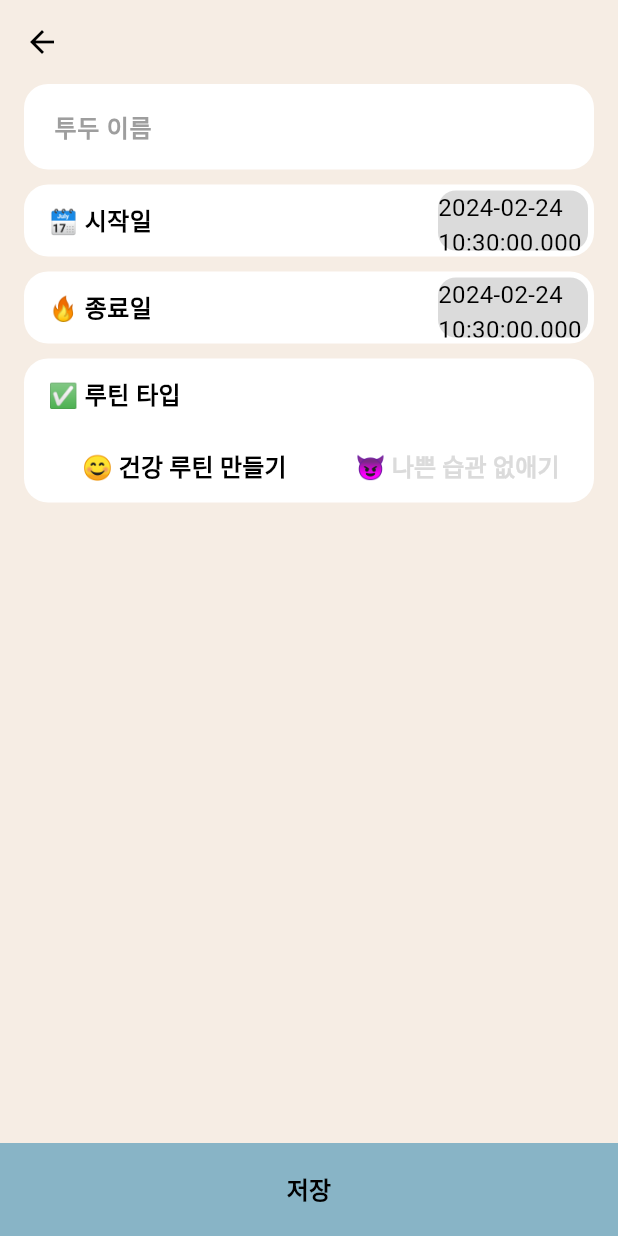
After one commit to taejuIRIS/2C2J, a Flutter app: the AddCHLPage screen opened directly, after a tap on "😊 건강 루틴 만들기", on a phone screen of 412 x 824 dp. The commit adds this screen. Run offline on Flutter 3.47's test engine with Material 3 defaults, Android fonts, the phone set to English and light mode, and no system bars; our stand-ins replace firebase_core, google_sign_in, sqflite, table_calendar; accounts and stored records are empty.

Commit message:
:lipstick: Feat 챌린지 추가 페이지

```diff
--- a/front/lib/my_style.dart
+++ b/front/lib/my_style.dart
@@ -16,6 +16,9 @@ class MyColors{
   static final black = Colors.black;
   static final grey = Colors.grey;
   static final green = Color(0xFF00A200);
+  static final light_grey = Color(0xFFDBDBDB);
+  static final beige = Color(0xFFF6EDE4);
+  static final sky_blue = Color(0xFF88B4C6);
 }
 class MyTextStyles{
   static final h1 = TextStyle(color: Colors.black,fontSize: 32,fontWeight: FontWeight.bold);
--- /dev/null
+++ b/front/lib/screens/add_chl_page.dart
@@ -0,0 +1,102 @@
+import 'package:flutter/material.dart';
+import 'package:todotodo/my_style.dart';
+import 'package:todotodo/widget/add_routine/add_routine_date_card.dart';
+import 'package:todotodo/widget/add_routine/add_routine_dotype_card.dart';
+import 'package:todotodo/widget/add_routine/add_routine_name_card.dart';
+import 'package:todotodo/widget/bottom_btn.dart';
+import 'package:todotodo/widget/sliver_padding_box.dart';
+import 'package:todotodo/widget/sliver_spacer.dart';
+
+// ignore: must_be_immutable
+class AddCHLPage extends StatefulWidget {
+  AddCHLPage({super.key});
+  String chlName = "";
+  DateTime startDate = DateTime.now();
+  DateTime endDate = DateTime.now(); // + 1week 더하기
+  String doType = "do";
+  @override
+  State<AddCHLPage> createState() => _pageState();
+}
+
+class _pageState extends State<AddCHLPage> {
+
+  TextEditingController textEditingController = TextEditingController();
+  void onTextChange(String value){
+    setState(() {
+      widget.chlName = textEditingController.text;
+    });
+  }
+
+  void onTypeChange(String value){
+    setState(() {
+      widget.doType = value;
+    });
+  }
+
+  void onStartDateChange(DateTime value){
+    setState(() {
+      widget.startDate = value;
+    });
+  }
+
+  void onEndDateChange(DateTime value){
+    setState(() {
+      widget.endDate = value;
+    });
+  }
+
+  @override
+  Widget build(BuildContext context) {
+    return Scaffold(
+      backgroundColor: MyColors.beige,
+      body: Stack(
+        children: [
+          CustomScrollView(
+            slivers: [
+              SliverAppBar(
+                backgroundColor: MyColors.beige,
+                leading: IconButton(
+                  icon: Icon(Icons.arrow_back, color: Colors.black),
+                  onPressed: () {
+                    // 뒤로 가기 기능
+                  },
+                ),
+              ),
+              SliverPaddingBox(child: AddRoutineNameCard(
+                textEditingController: textEditingController,
+                onChanged: onTextChange,
+                )
+              ),
+              SliverSpacer(),
+              SliverPaddingBox(child: AddRoutineDateCard(
+                headText: '🗓️ 시작일',
+                onChanged: onStartDateChange,
+              )),
+              SliverSpacer(),
+              SliverPaddingBox(child: AddRoutineDateCard(
+                headText: '🔥 종료일',
+                onChanged: onEndDateChange,
+              )),
+              SliverSpacer(),
+              SliverPaddingBox(child: AddRoutineDoTypeCard(
+                onChanged: onTypeChange,
+              )),
+              SliverSpacer(),
+            ],
+          ),
+          BottomButton(
+            mainColor: MyColors.sky_blue,
+            onPressed: (){
+              //todo name null 체크, Snackbar 보여주기 기능
+              print('todo name : ${widget.chlName}');
+              print('todo date : ${widget.startDate}');
+              print('todo date : ${widget.endDate}');
+              print('todo type : ${widget.doType}');
+            },
+            text: '저장'
+          )
+        ],
+      ),
+    );
+  }
+}
--- /dev/null
+++ b/front/lib/widget/add_routine/add_routine_date_card.dart
@@ -0,0 +1,74 @@
+import 'package:flutter/cupertino.dart';
+import 'package:flutter/material.dart';
+import 'package:todotodo/my_style.dart';
+
+class AddRoutineDateCard extends StatefulWidget {
+  AddRoutineDateCard({super.key, required this.headText, required this.onChanged});
+  final String headText;
+  Function(DateTime) onChanged;
+  @override
+  State<AddRoutineDateCard> createState() => _AddRoutineDateCardState();
+}
+
+class _AddRoutineDateCardState extends State<AddRoutineDateCard> {
+  String dateText = DateTime.now().toString();
+  @override
+  Widget build(BuildContext context) {
+    return Container(
+      height: 48,
+      decoration: BoxDecoration(
+        color: MyColors.white,borderRadius: BorderRadius.circular(16)
+      ),
+      child: Padding(
+        padding: const EdgeInsets.fromLTRB(16, 0, 0, 0),
+        child: Row(
+          mainAxisAlignment: MainAxisAlignment.spaceBetween,
+          children: [
+            Text('${widget.headText}',style: MyTextStyles.h3,),
+            Padding(
+              padding: const EdgeInsets.all(4),
+              child: GestureDetector(
+                onTap: (){
+                  showDatepicker(context);
+                },
+                child: Container(
+                  width: 100,
+                  decoration: BoxDecoration(
+                    color: MyColors.light_grey,borderRadius: BorderRadius.circular(12)
+                  ),
+                  child: Center(child: Text('${dateText}',style: MyTextStyles.b3,)),
+                ),
+              ),
+            )
+          ],
+        ),
+      ),
+    );
+  }
+
+  void showDatepicker(BuildContext context){
+    showCupertinoDialog(
+                context: context,
+                barrierDismissible: true,
+                builder: (BuildContext context){
+                  return Align(
+                    alignment: Alignment.bottomCenter,
+                    child: Container(
+                      color: MyColors.white,
+                      height: 300,
+                      child: CupertinoDatePicker(
+                        mode: CupertinoDatePickerMode.date,
+                        showDayOfWeek: false,
+                        onDateTimeChanged: (value){
+                          setState(() {
+                            dateText = value.toString();
+                            widget.onChanged(value);
+                          });
+                        },
+                      ),
+                    ),
+                  );
+                }
+                );
+  }
+}
--- /dev/null
+++ b/front/lib/widget/add_routine/add_routine_dotype_card.dart
@@ -0,0 +1,65 @@
+import 'package:flutter/cupertino.dart';
+import 'package:flutter/material.dart';
+import 'package:flutter/widgets.dart';
+import 'package:todotodo/my_style.dart';
+
+// ignore: must_be_immutable
+class AddRoutineDoTypeCard extends StatefulWidget {
+  AddRoutineDoTypeCard({super.key, required this.onChanged});
+  Function(String) onChanged;
+  @override
+  State<AddRoutineDoTypeCard> createState() => _AddRoutineDoTypeCardState();
+}
+
+class _AddRoutineDoTypeCardState extends State<AddRoutineDoTypeCard> {
+    String doType = 'do';
+  @override
+  Widget build(BuildContext context) {
+    return Container(
+      decoration: BoxDecoration(
+        color: MyColors.white,borderRadius: BorderRadius.circular(16)
+      ),
+      child: Padding(
+        padding: const EdgeInsets.fromLTRB(16, 0, 0, 0),
+        child: Column(
+          mainAxisAlignment: MainAxisAlignment.center,
+          crossAxisAlignment: CrossAxisAlignment.start,
+          children: [
+            SizedBox(
+              height: 48,
+              child: Align(
+                alignment: Alignment.centerLeft,
+                child: Text('✅ 루틴 타입',style: MyTextStyles.h3,textAlign: TextAlign.left,))),
+            SizedBox(
+              height: 48,
+              child: Row(
+                mainAxisAlignment: MainAxisAlignment.spaceBetween,
+                children: [
+                  Expanded(
+                    child: TextButton(
+                      onPressed: (){
+                        setState(() {
+                          doType = "do";
+                          widget.onChanged(doType);
+                        });
+                      },
+                      child:
+                      Text('😊 건강 루틴 만들기',style: doType=='do'? MyTextStyles.h3 : MyTextStyles.h3.copyWith(color: MyColors.light_grey,)))),
+                  Expanded(
+                    child: TextButton(
+                      onPressed: (){
+                        setState(() {
+                          doType = "notdo";
+                          widget.onChanged(doType);
+                        });
+                      },
+                      child: Text('😈 나쁜 습관 없애기',style: doType=='do'? MyTextStyles.h3.copyWith(color: MyColors.light_grey) : MyTextStyles.h3,))),
+                ],
+              ),
+            ),
+          ],
+        ),
+      ),
+    );
+  }
+}
--- /dev/null
+++ b/front/lib/widget/add_routine/add_routine_name_card.dart
@@ -0,0 +1,27 @@
+import 'package:flutter/material.dart';
+import 'package:todotodo/my_style.dart';
+
+class AddRoutineNameCard extends StatelessWidget {
+  const AddRoutineNameCard({super.key, required this.textEditingController, required this.onChanged});
+  final TextEditingController textEditingController;
+  final Function(String) onChanged;
+  @override
+  Widget build(BuildContext context) {
+return TextField(
+  controller:  textEditingController,
+  onChanged: onChanged,
+  style: MyTextStyles.h3,
+  decoration: InputDecoration(
+    hintText: '투두 이름',
+    hintStyle: MyTextStyles.h3.copyWith(color: MyColors.grey),
+    contentPadding: EdgeInsets.all(16),
+    fillColor: MyColors.white,
+    filled: true,
+    border: OutlineInputBorder(
+      borderRadius: BorderRadius.circular(16.0),
+      borderSide: BorderSide.none, // No border
+    ),
+  ),
+);
+  }
+}
--- /dev/null
+++ b/front/lib/widget/bottom_btn.dart
@@ -0,0 +1,38 @@
+import 'package:flutter/material.dart';
+import 'package:todotodo/my_style.dart';
+
+// ignore: must_be_immutable
+class BottomButton extends StatelessWidget {
+  BottomButton({required this.mainColor, required this.onPressed,required this.text});
+  Color mainColor;
+  var onPressed;
+  String text;
+  @override
+  Widget build(BuildContext context) {
+    return Stack(
+      children: [
+        Align(
+          alignment: Alignment.bottomCenter,
+          child: Container(
+            width: double.infinity,
+            height: 60,
+            color: mainColor,
+          ),
+        ),
+        SafeArea(
+            child: Align(
+          alignment: Alignment.bottomCenter,
+              child: Container(
+                height: 62,
+                width: double.infinity,
+                  color: mainColor,
+                  child: TextButton(
+                      onPressed: onPressed,
+                      child: Text(text,style: MyTextStyles.h3.copyWith(color: MyColors.black,),
+                  )),
+        ))
+        ),
+      ],
+    );
+  }
+}
--- /dev/null
+++ b/front/lib/widget/sliver_padding_box.dart
@@ -0,0 +1,15 @@
+import 'package:flutter/material.dart';
+
+class SliverPaddingBox extends StatelessWidget {
+  const SliverPaddingBox({super.key, required this.child});
+  final Widget child;
+  @override
+  Widget build(BuildContext context) {
+    return SliverToBoxAdapter(
+      child: Padding(
+        padding: EdgeInsets.fromLTRB(16, 0, 16, 0),
+        child: child,
+      ),
+    );
+  }
+}
--- /dev/null
+++ b/front/lib/widget/sliver_spacer.dart
@@ -0,0 +1,14 @@
+import 'package:flutter/material.dart';
+
+class SliverSpacer extends StatelessWidget {
+  const SliverSpacer({super.key});
+
+  @override
+  Widget build(BuildContext context) {
+    return SliverToBoxAdapter(
+            child: SizedBox(
+              height: 10,
+            ),
+          );
+  }
+}
```
Also changed, not shown: front/lib/screens/add_todo_page.dart (+57 -0 lines).
